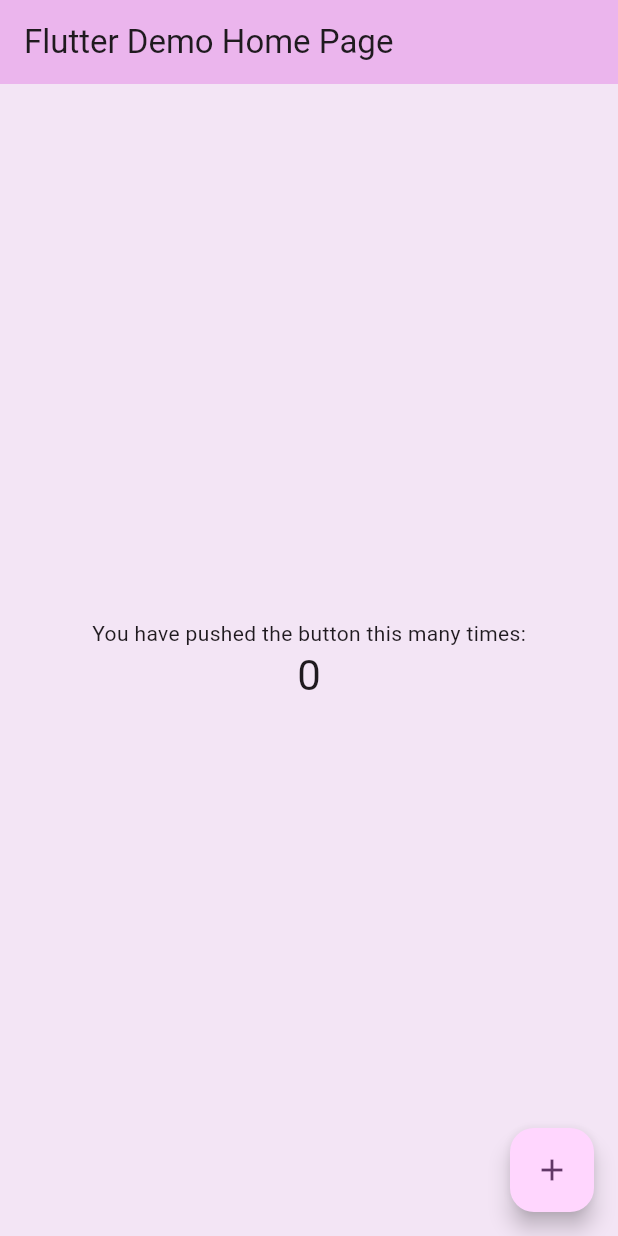
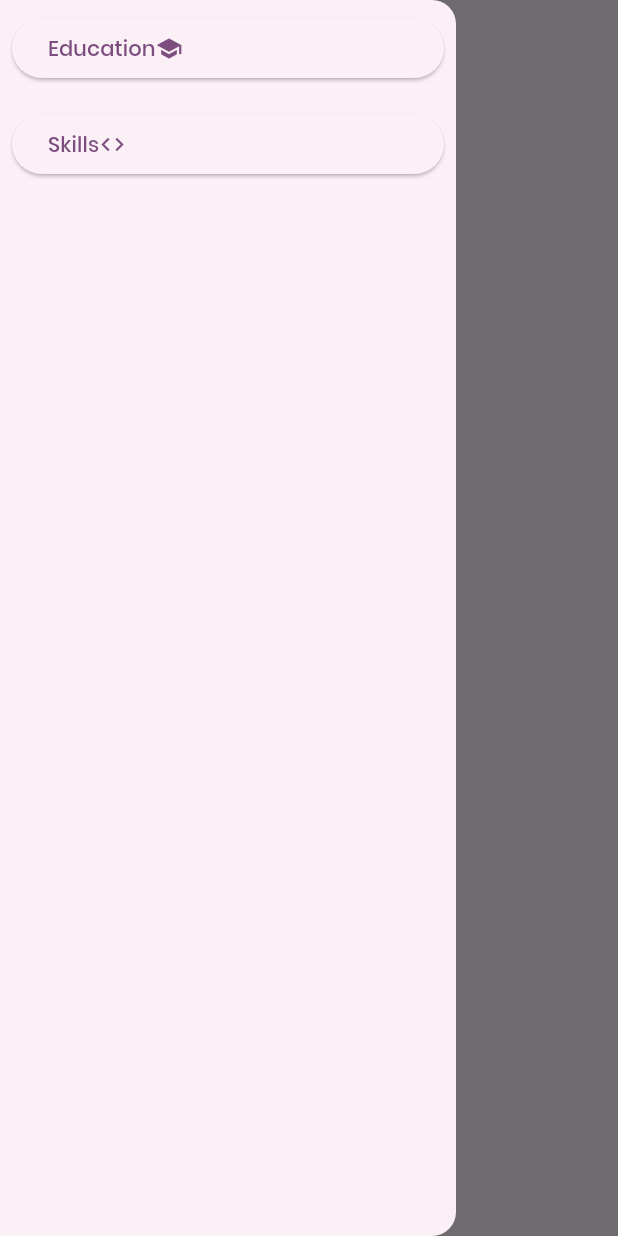
Before and after one commit to AmanSinghThakur01/Portfolio, a Flutter app: the screen it shows after launch, with the side drawer open (before the commit the screen has no drawer), on a phone screen of 412 x 824 dp. Run offline on Flutter 3.47's test engine with Material 3 defaults, Android fonts, the phone set to English and light mode, and no system bars.

Commit message:
responsive function created for mobilee or other devices

```diff
--- a/lib/main.dart
+++ b/lib/main.dart
@@ -1,4 +1,5 @@
 import 'package:flutter/material.dart';
+import 'package:portfolio/screens/portfolio.dart';
 
 void main() {
   runApp(const MyApp());
@@ -19,96 +20,10 @@ class MyApp extends StatelessWidget {
           surface: Colors.purple.shade50,
         ),
         useMaterial3: true,
-        fontFamily: ,
+        fontFamily: "custom",
       ),
-      home: const MyHomePage(title: 'Flutter Demo Home Page'),
+      home: const Portfolio(),
       debugShowCheckedModeBanner: false,
     );
   }
 }
-
-class MyHomePage extends StatefulWidget {
-  const MyHomePage({super.key, required this.title});
-
-  // This widget is the home page of your application. It is stateful, meaning
-  // that it has a State object (defined below) that contains fields that affect
-  // how it looks.
-
-  // This class is the configuration for the state. It holds the values (in this
-  // case the title) provided by the parent (in this case the App widget) and
-  // used by the build method of the State. Fields in a Widget subclass are
-  // always marked "final".
-
-  final String title;
-
-  @override
-  State<MyHomePage> createState() => _MyHomePageState();
-}
-
-class _MyHomePageState extends State<MyHomePage> {
-  int _counter = 0;
-
-  void _incrementCounter() {
-    setState(() {
-      // This call to setState tells the Flutter framework that something has
-      // changed in this State, which causes it to rerun the build method below
-      // so that the display can reflect the updated values. If we changed
-      // _counter without calling setState(), then the build method would not be
-      // called again, and so nothing would appear to happen.
-      _counter++;
-    });
-  }
-
-  @override
-  Widget build(BuildContext context) {
-    // This method is rerun every time setState is called, for instance as done
-    // by the _incrementCounter method above.
-    //
-    // The Flutter framework has been optimized to make rerunning build methods
-    // fast, so that you can just rebuild anything that needs updating rather
-    // than having to individually change instances of widgets.
-    return Scaffold(
-      appBar: AppBar(
-        // TRY THIS: Try changing the color here to a specific color (to
-        // Colors.amber, perhaps?) and trigger a hot reload to see the AppBar
-        // change color while the other colors stay the same.
-        backgroundColor: Theme.of(context).colorScheme.inversePrimary,
-        // Here we take the value from the MyHomePage object that was created by
-        // the App.build method, and use it to set our appbar title.
-        title: Text(widget.title),
-      ),
-      body: Center(
-        // Center is a layout widget. It takes a single child and positions it
-        // in the middle of the parent.
-        child: Column(
-          // Column is also a layout widget. It takes a list of children and
-          // arranges them vertically. By default, it sizes itself to fit its
-          // children horizontally, and tries to be as tall as its parent.
-          //
-          // Column has various properties to control how it sizes itself and
-          // how it positions its children. Here we use mainAxisAlignment to
-          // center the children vertically; the main axis here is the vertical
-          // axis because Columns are vertical (the cross axis would be
-          // horizontal).
-          //
-          // TRY THIS: Invoke "debug painting" (choose the "Toggle Debug Paint"
-          // action in the IDE, or press "p" in the console), to see the
-          // wireframe for each widget.
-          mainAxisAlignment: MainAxisAlignment.center,
-          children: <Widget>[
-            const Text('You have pushed the button this many times:'),
-            Text(
-              '$_counter',
-              style: Theme.of(context).textTheme.headlineMedium,
-            ),
-          ],
-        ),
-      ),
-      floatingActionButton: FloatingActionButton(
-        onPressed: _incrementCounter,
-        tooltip: 'Increment',
-        child: const Icon(Icons.add),
-      ), // This trailing comma makes auto-formatting nicer for build methods.
-    );
-  }
-}
--- /dev/null
+++ b/lib/screens/about.dart
@@ -0,0 +1,14 @@
+import 'package:flutter/material.dart';
+class About extends StatefulWidget {
+  const About({super.key});
+
+  @override
+  State<About> createState() => _AboutState();
+}
+
+class _AboutState extends State<About> {
+  @override
+  Widget build(BuildContext context) {
+    return Container();
+  }
+}
--- /dev/null
+++ b/lib/screens/education.dart
@@ -0,0 +1,14 @@
+import 'package:flutter/material.dart';
+class Education extends StatefulWidget {
+  const Education({super.key});
+
+  @override
+  State<Education> createState() => _EducationState();
+}
+
+class _EducationState extends State<Education> {
+  @override
+  Widget build(BuildContext context) {
+    return Container();
+  }
+}
--- /dev/null
+++ b/lib/screens/portfolio.dart
@@ -0,0 +1,50 @@
+import 'package:flutter/material.dart';
+class Portfolio extends StatefulWidget {
+  const Portfolio({super.key});
+
+  @override
+  State<Portfolio> createState() => _PortfolioState();
+}
+
+class _PortfolioState extends State<Portfolio> {
+  List<Widget> navItems = [
+    Padding(
+      padding: const EdgeInsets.all(8.0),
+      child: ElevatedButton(onPressed: (){}, child: Row(children: [Text("Education",),Icon(Icons.school),],),),
+    ),
+    Padding(
+      padding: const EdgeInsets.all(8.0),
+      child: ElevatedButton(onPressed: (){}, child: Row(children: [Text("Skills",),Icon(Icons.code),],),),
+    ),
+  ];
+  bool isMobile = false ;
+  @override
+  Widget build(BuildContext context) {
+    isMobile = MediaQuery
+        .of(context)
+        .size
+        .width > 700 ? false : true;
+    return Scaffold(
+        appBar: AppBar(
+          title: Text("Aman Singh Thakur"),
+          actions: isMobile ? null : navItems,
+        ),
+        drawer: isMobile ?
+        Drawer(
+          child: ListView(
+            children: navItems,
+          ),
+        ) : null,
+      body: SingleChildScrollView(
+        child: Column(
+          children: [
+            Wrap(
+              children: [],
+            ),
+          ],
+        ),
+      )
+    );
+
+  }
+}
```
Also changed, not shown: pubspec.yaml (+13 -4 lines).
